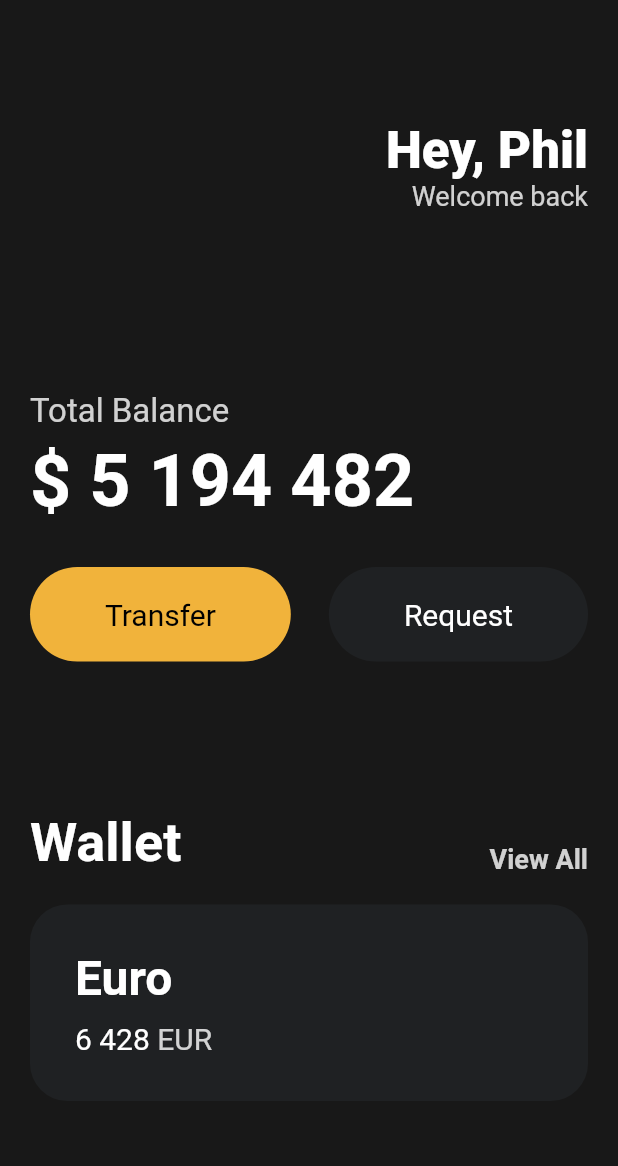
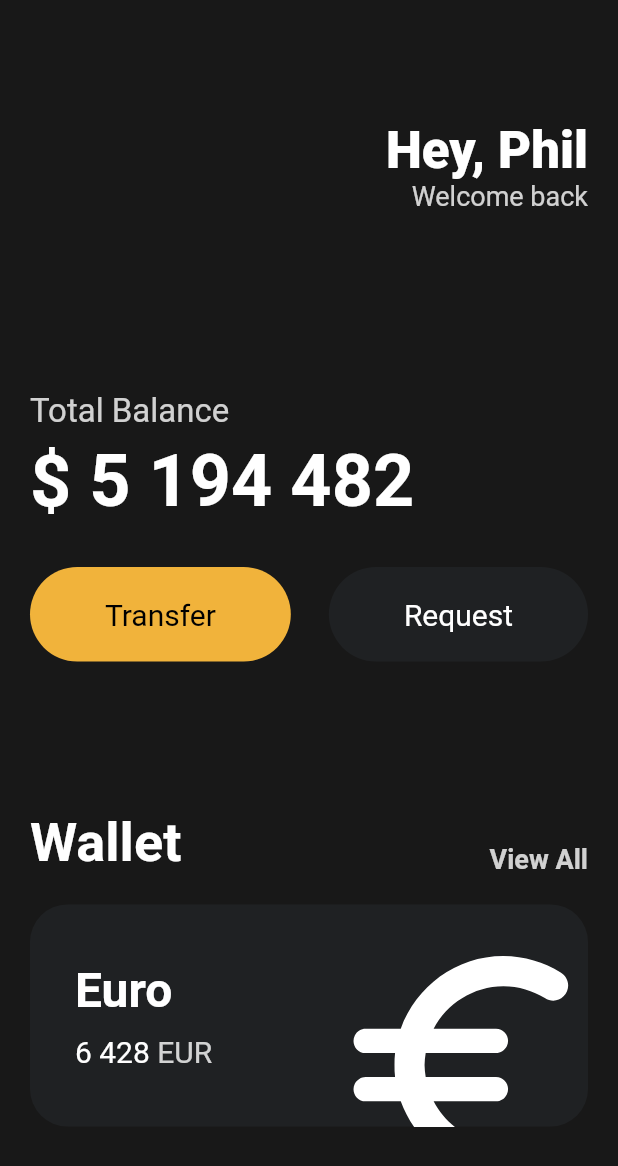
Before and after one commit to cold-pumpkin/toonflix, a Flutter app: the screen it shows after launch, on a phone screen of 412 x 824 dp. Shown: the top 1166 px of the screen. Run offline on Flutter 3.47's test engine with Material 2 defaults, Android fonts, the phone set to English and light mode, and no system bars.

Commit message:
UI Challenge - Icons and Transforms

```diff
--- a/lib/main.dart
+++ b/lib/main.dart
@@ -109,6 +109,7 @@ class MyApp extends StatelessWidget {
           ),
           // CARD
           Container(
+            clipBehavior: Clip.hardEdge, // 내부요소가 넘치는 경우 자르기
             decoration: BoxDecoration(
               color: const Color(0xFF1F2123),
               borderRadius: BorderRadius.circular(25),
@@ -116,8 +117,11 @@ class MyApp extends StatelessWidget {
             child: Padding(
               padding: const EdgeInsets.all(30),
               child: Row(
+                // Text & Icon
+                mainAxisAlignment: MainAxisAlignment.spaceBetween,
                 children: [
                   Column(
+                    // 상하 (통화 / 박스 / 금액)
                     crossAxisAlignment:
                         CrossAxisAlignment.start, // Column - cross : 가로축
                     children: [
@@ -133,6 +137,7 @@ class MyApp extends StatelessWidget {
                         height: 10,
                       ),
                       Row(
+                        // Text들을 한 줄로 표현하기 위해 Row 사용
                         children: [
                           const Text(
                             '6 428',
@@ -155,6 +160,19 @@ class MyApp extends StatelessWidget {
                       ),
                     ],
                   ),
+                  Transform.scale(
+                    // 아이콘이 커져도 카드가 커지지 않도록 Translate 사용
+                    scale: 2.2, // 크기
+                    child: Transform.translate(
+                      // 위치
+                      offset: const Offset(-3, 15),
+                      child: const Icon(
+                        Icons.euro_rounded,
+                        color: Colors.white,
+                        size: 88,
+                      ),
+                    ),
+                  )
                 ],
               ),
             ),
```
